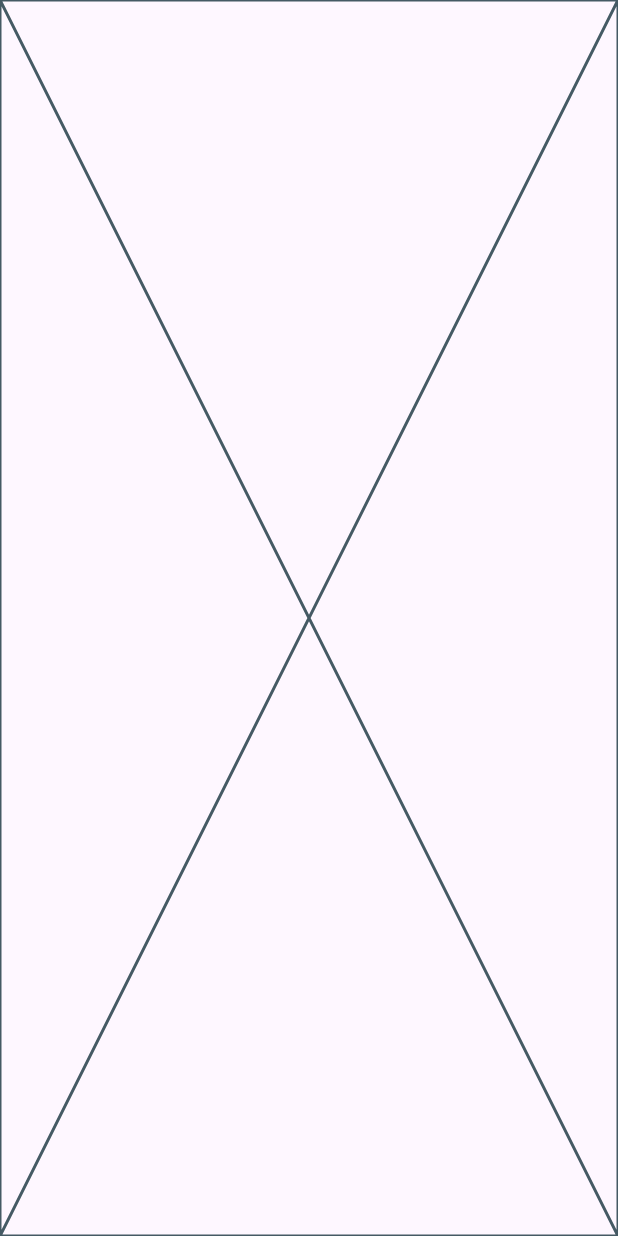
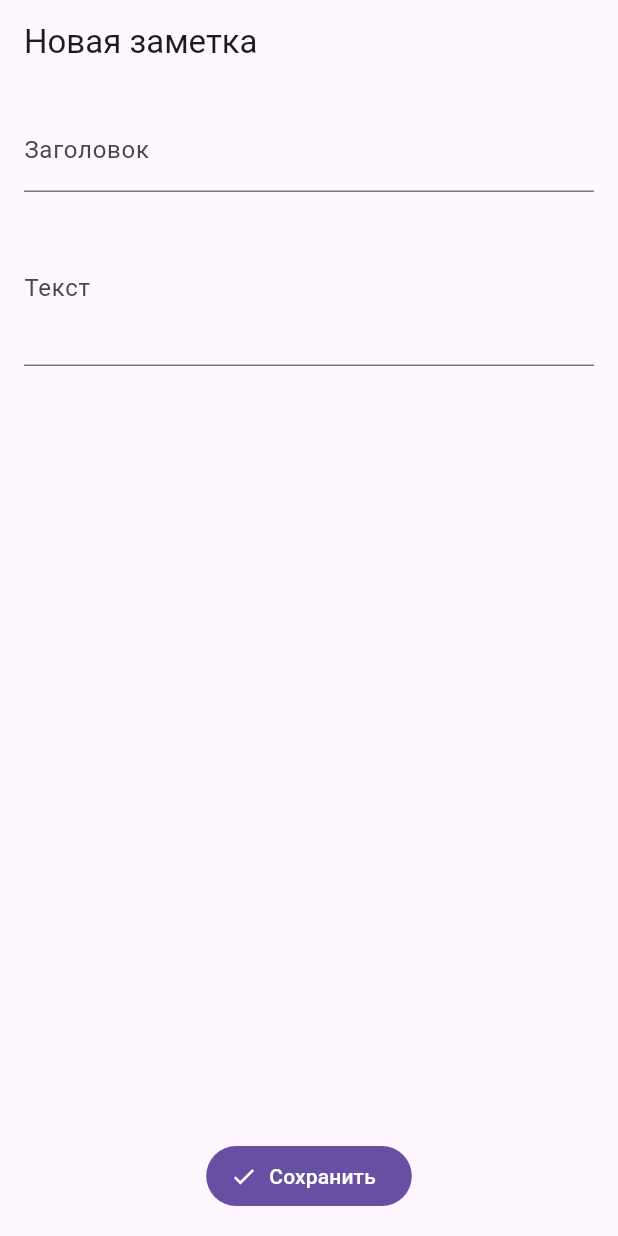
Before and after one commit to Kirus1930/PKS_Task_5, a Flutter app: the EditNotePage screen opened directly, on a phone screen of 412 x 824 dp. Run offline on Flutter 3.47's test engine with Material 3 defaults, Android fonts, the phone set to English and light mode, and no system bars; statements that could not run were skipped.

Commit message:
Update edit_note_page.dart

```diff
--- a/flutter_simple_notes_eremin/lib/edit_note_page.dart
+++ b/flutter_simple_notes_eremin/lib/edit_note_page.dart
@@ -31,6 +31,41 @@ class _EditNotePageState extends State<EditNotePage> {
 
   @override
   Widget build(BuildContext context) {
-    return const Placeholder();
+    final isEdit = widget.existing != null;
+    return Scaffold(
+      appBar: AppBar(title: Text(isEdit ? 'Редактировать' : 'Новая заметка')),
+      body: Padding(
+        padding: EdgeInsets.all(16),
+        child: Form(
+          key: _formKey,
+          child: Column(
+            children: [
+              TextFormField(
+                initialValue: _title,
+                decoration: const InputDecoration(labelText: 'Заголовок'),
+                onSaved: (v) => _title = v!.trim(),
+              ),
+              SizedBox(height: 12),
+              TextFormField(
+                initialValue: _body,
+                decoration: const InputDecoration(labelText: 'Текст'),
+                minLines: 3,
+                maxLines: 6,
+                onSaved: (v) => _body = v!.trim(),
+                validator: (v) => (v == null || v.trim().isEmpty)
+                    ? 'Введите текст заметки'
+                    : null,
+              ),
+              Spacer(),
+              FilledButton.icon(
+                onPressed: _save,
+                icon: const Icon(Icons.check),
+                label: const Text('Сохранить'),
+              ),
+            ],
+          ),
+        ),
+      ),
+    );
   }
 }
```
